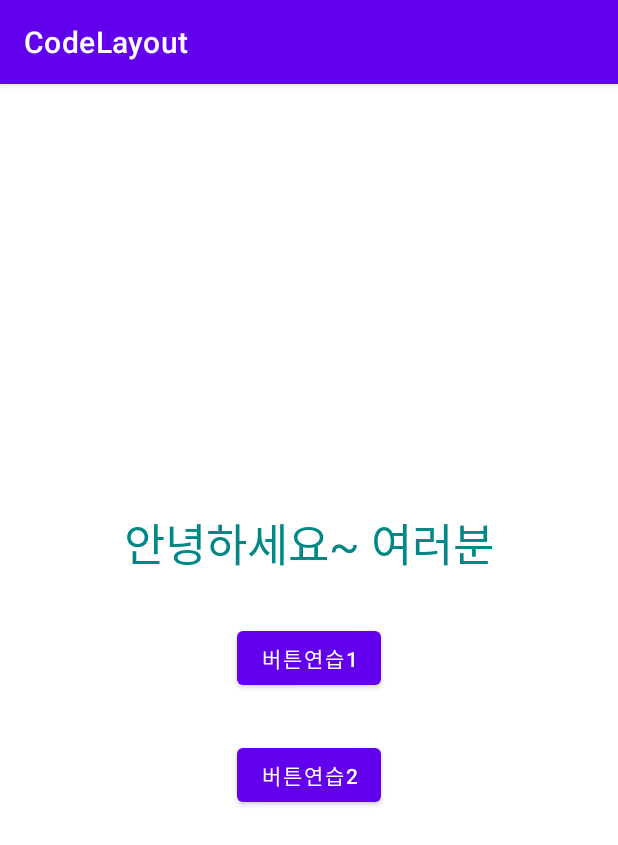
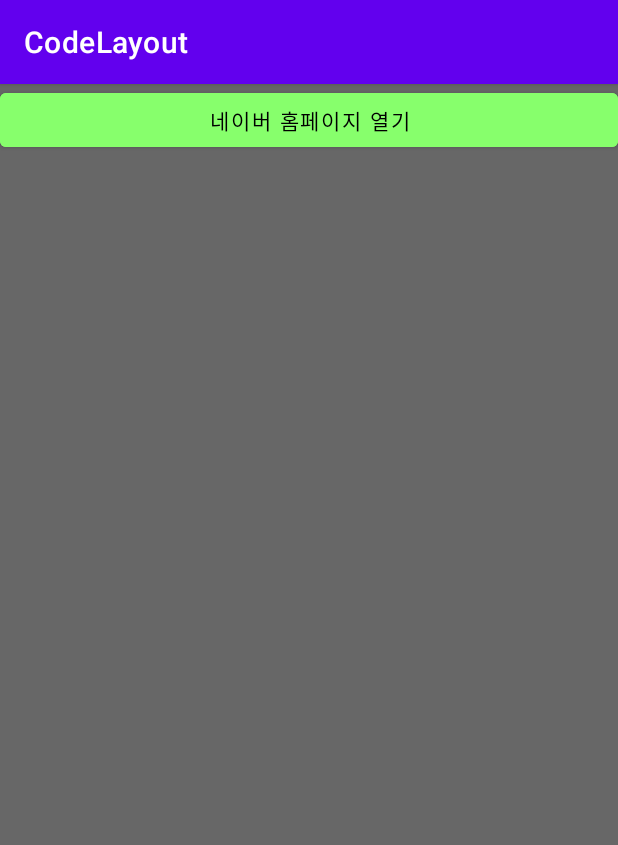
Before and after one commit to Hanrabbit06/CodeLayout, an Android app: the screen it shows after launch (MainActivity before the commit, SecondActivity after it), on a phone screen of 412 x 824 dp. Shown: the top 845 px of the screen. Run offline under Robolectric (Android 15) with nearby library versions, the phone set to English and light mode, and no system bars.

Commit message:
직접풀어보기 2-3

```diff
--- a/app/src/main/AndroidManifest.xml
+++ b/app/src/main/AndroidManifest.xml
@@ -12,7 +12,7 @@
         android:theme="@style/Theme.CodeLayout"
         tools:targetApi="31">
         <activity
-            android:name=".MainActivity"
+            android:name=".SecondActivity"
             android:exported="true">
             <intent-filter>
                 <action android:name="android.intent.action.MAIN" />
@@ -20,6 +20,10 @@
                 <category android:name="android.intent.category.LAUNCHER" />
             </intent-filter>
         </activity>
+        <activity
+            android:name=".MainActivity"
+            android:exported="true">
+        </activity>
     </application>
 
 </manifest>
--- /dev/null
+++ b/app/src/main/java/kr/hs/emirim/syhan/codelayout/SecondActivity.kt
@@ -0,0 +1,11 @@
+package kr.hs.emirim.syhan.codelayout
+
+import androidx.appcompat.app.AppCompatActivity
+import android.os.Bundle
+
+class SecondActivity : AppCompatActivity() {
+    override fun onCreate(savedInstanceState: Bundle?) {
+        super.onCreate(savedInstanceState)
+        setContentView(R.layout.activity_second)
+    }
+}
--- a/app/src/main/res/layout/activity_main.xml
+++ b/app/src/main/res/layout/activity_main.xml
@@ -29,4 +29,5 @@
         android:text="버튼연습2"
         />
 
+
 </LinearLayout>
--- /dev/null
+++ b/app/src/main/res/layout/activity_second.xml
@@ -0,0 +1,18 @@
+<?xml version="1.0" encoding="utf-8"?>
+<LinearLayout xmlns:android="http://schemas.android.com/apk/res/android"
+    xmlns:app="http://schemas.android.com/apk/res-auto"
+    xmlns:tools="http://schemas.android.com/tools"
+    android:background="#676767"
+    android:layout_width="match_parent"
+    android:layout_height="match_parent"
+    android:orientation="vertical"
+    tools:context=".SecondActivity">
+    <Button
+        android:layout_width="match_parent"
+        android:layout_height="wrap_content"
+        android:backgroundTint="#87FF6C"
+        android:textColor="@color/black"
+        android:text="@string/btn1_text"/>
+
+
+</LinearLayout>
--- a/app/src/main/res/values/strings.xml
+++ b/app/src/main/res/values/strings.xml
@@ -1,4 +1,5 @@
 <resources>
     <string name="app_name">CodeLayout</string>
     <string name="greeting">안녕하세요~ 여러분</string>
+    <string name="btn1_text">네이버 홈페이지 열기</string>
 </resources>
```
